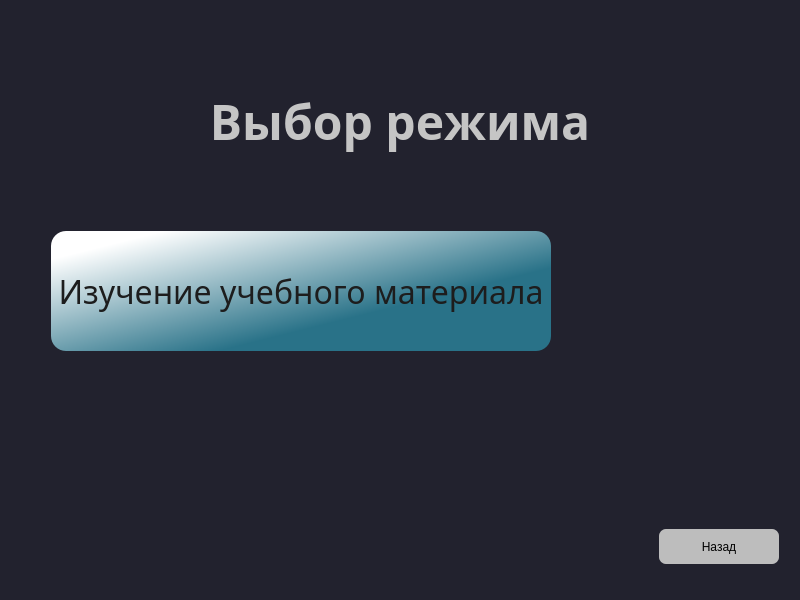
The window that Client/jeducation-v0.1/choosemode.ui (Avedik/Desktop-application-IEducation) describes before a commit, drawn with Qt 5.
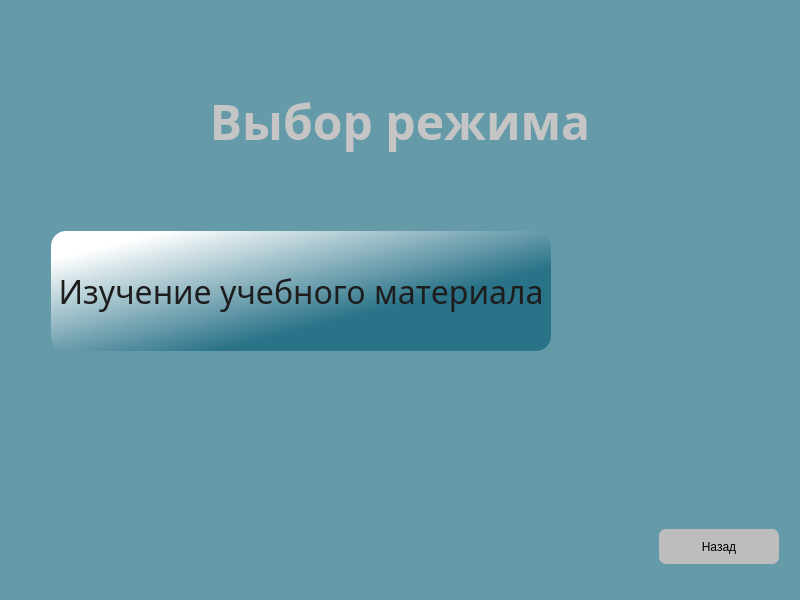
The same window after the commit.

```diff
--- a/Client/jeducation-v0.1/choosemode.ui
+++ b/Client/jeducation-v0.1/choosemode.ui
@@ -19,8 +19,11 @@
   <property name="windowTitle">
    <string>JEducation v0.1</string>
   </property>
+  <property name="autoFillBackground">
+   <bool>false</bool>
+  </property>
   <property name="styleSheet">
-   <string notr="true">background-color:#22222E;
+   <string notr="true">background-color: rgb(101, 154, 169);
 </string>
   </property>
   <layout class="QVBoxLayout" name="verticalLayout">
```
